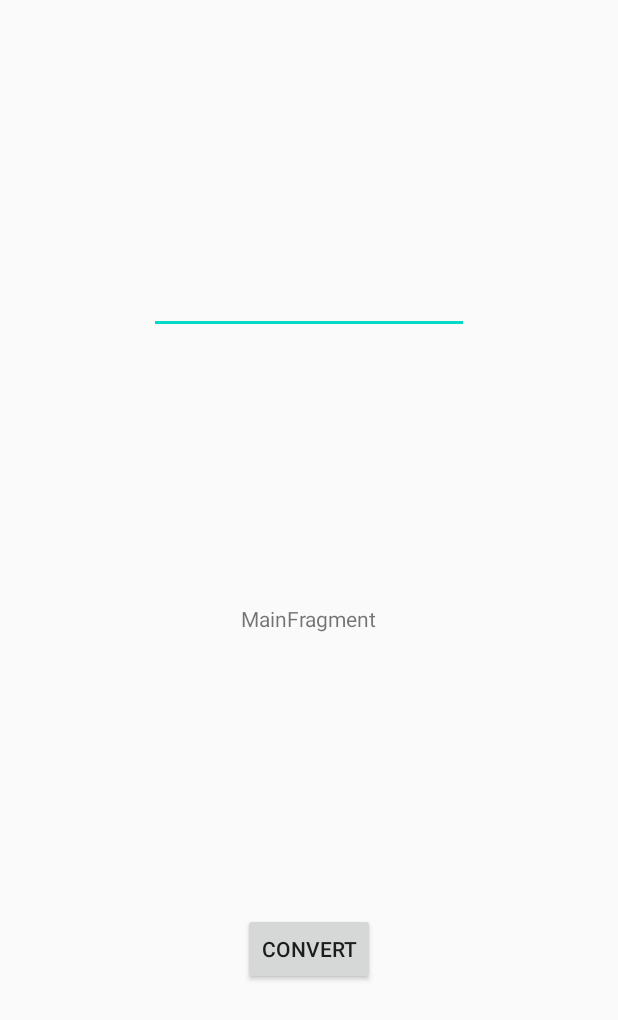
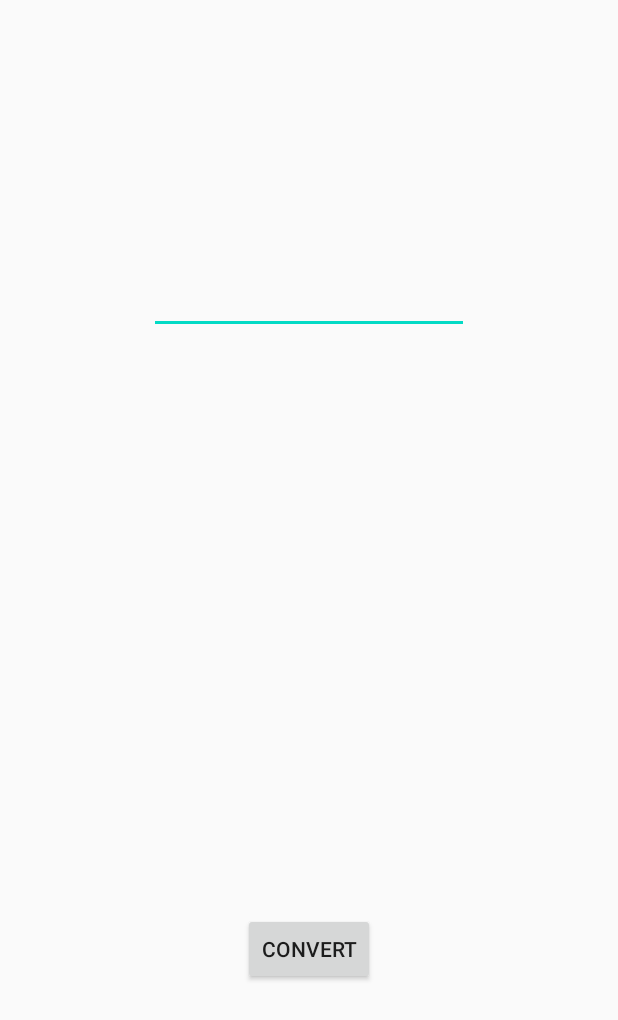
Before and after one commit to NikolayGH/ViewModelDemo, an Android app: the layout main_fragment.xml on its own in the app's theme, with its tools: preview values and no code run, on a phone screen of 412 x 824 dp. Shown: the top 1020 px of the screen. Run offline under Robolectric (Android 15) with nearby library versions, the phone set to English and light mode, and no system bars.

```diff
--- a/app/build.gradle
+++ b/app/build.gradle
@@ -1,6 +1,7 @@
 apply plugin: 'com.android.application'
 apply plugin: 'kotlin-android'
 apply plugin: 'kotlin-android-extensions'
+apply plugin: 'kotlin-kapt'
 
 android {
     compileSdkVersion 29
@@ -22,6 +23,10 @@ android {
             proguardFiles getDefaultProguardFile('proguard-android-optimize.txt'), 'proguard-rules.pro'
         }
     }
+
+    dataBinding{
+        enabled = true
+    }
 }
 
 dependencies {
--- a/app/src/main/res/layout/main_fragment.xml
+++ b/app/src/main/res/layout/main_fragment.xml
@@ -1,7 +1,13 @@
 <?xml version="1.0" encoding="utf-8"?>
-<androidx.constraintlayout.widget.ConstraintLayout xmlns:android="http://schemas.android.com/apk/res/android"
+<layout xmlns:android="http://schemas.android.com/apk/res/android"
     xmlns:app="http://schemas.android.com/apk/res-auto"
-    xmlns:tools="http://schemas.android.com/tools"
+    xmlns:tools="http://schemas.android.com/tools">
+    <data>
+        <variable
+            name="myViewModel"
+            type="com.ebookfrenzy.viewmodeldemo.ui.main.MainViewModel" />
+    </data>
+    <androidx.constraintlayout.widget.ConstraintLayout
         android:id="@+id/main"
         android:layout_width="match_parent"
         android:layout_height="match_parent"
@@ -11,7 +17,7 @@
             android:id="@+id/resultText"
             android:layout_width="wrap_content"
             android:layout_height="wrap_content"
-        android:text="@string/mainfragment_text"
+            android:text='@{safeUnbox(myViewModel.result) == 0.0 ? "Enter value" : String.valueOf(safeUnbox(myViewModel.result)) + " euros"}'
             app:layout_constraintBottom_toBottomOf="parent"
             app:layout_constraintEnd_toEndOf="parent"
             app:layout_constraintStart_toStartOf="parent"
@@ -24,6 +30,7 @@
             android:layout_marginTop="177dp"
             android:ems="10"
             android:inputType="numberDecimal"
+            android:text="@={myViewModel.dollarValue}"
             app:layout_constraintEnd_toEndOf="parent"
             app:layout_constraintStart_toStartOf="parent"
             app:layout_constraintTop_toTopOf="parent" />
@@ -34,8 +41,10 @@
             android:layout_height="wrap_content"
             android:layout_marginBottom="167dp"
             android:text="@string/convert_action"
+            android:onClick="@{()->myViewModel.convertValue()}"
             app:layout_constraintBottom_toBottomOf="parent"
             app:layout_constraintEnd_toEndOf="parent"
             app:layout_constraintStart_toStartOf="parent" />
 
     </androidx.constraintlayout.widget.ConstraintLayout>
+</layout>
```
Also changed, not shown: app/src/main/java/com/ebookfrenzy/viewmodeldemo/ui/main/MainFragment.kt (+9 -15 lines), app/src/main/java/com/ebookfrenzy/viewmodeldemo/ui/main/MainViewModel.kt (+10 -8 lines). Lines whose indentation alone changed are shown as unchanged.
